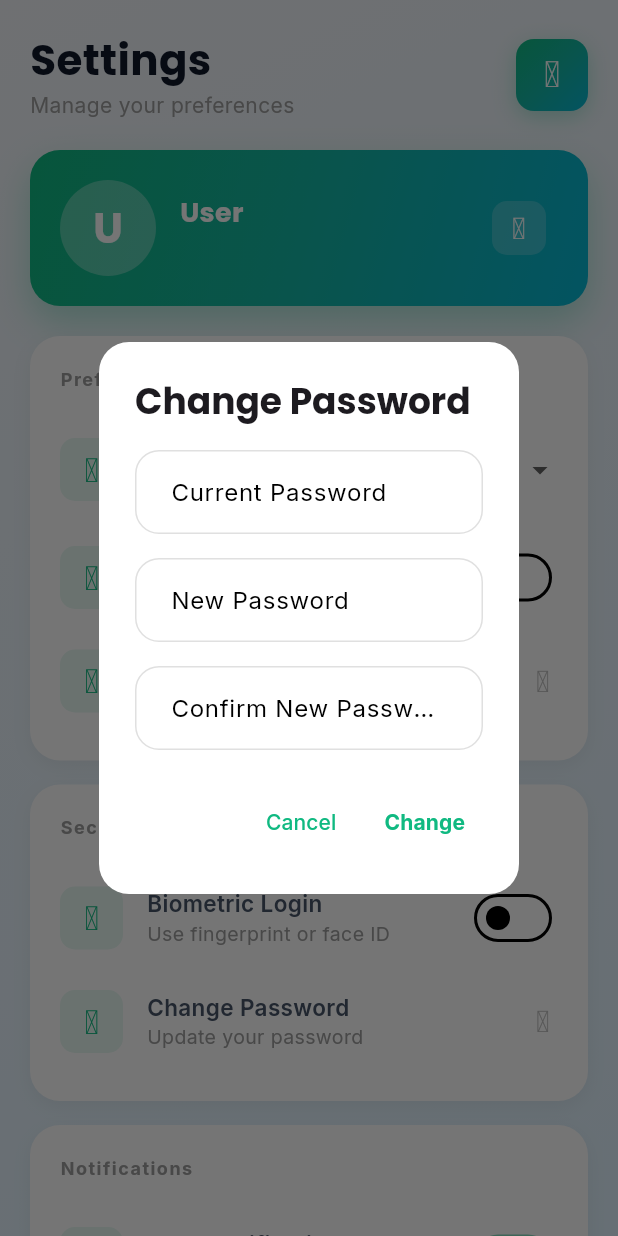
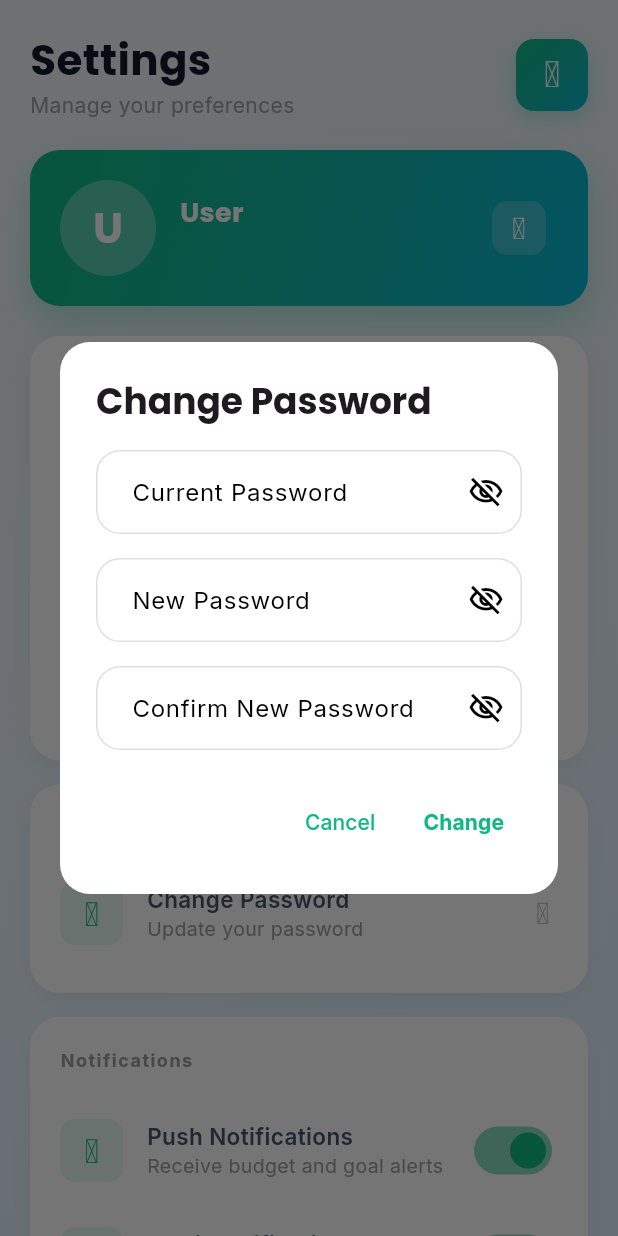
Before and after one commit to GDDDilshan/easymoney, a Flutter app: the SettingsScreen screen opened directly, after a tap on "Change Password", on a phone screen of 412 x 824 dp. Run offline on Flutter 3.47's test engine with Material 3 defaults, Android fonts, the phone set to English and light mode, and no system bars; drawn by our look-alikes of flutter_animate; our stand-ins replace cloud_firestore, firebase_auth, firebase_core, fl_chart, google_fonts, iconsax and 2 more; accounts and stored records are empty.

Commit message:
setting screen password reset error fix

```diff
--- a/lib/screens/settings/settings_screen.dart
+++ b/lib/screens/settings/settings_screen.dart
@@ -21,7 +21,6 @@ class SettingsScreen extends StatefulWidget {
 class _SettingsScreenState extends State<SettingsScreen> {
   String _selectedCurrency = 'USD';
   bool _notificationsEnabled = true;
-  bool _biometricEnabled = false;
 
   @override
   void initState() {
@@ -98,18 +97,6 @@ class _SettingsScreenState extends State<SettingsScreen> {
                 _buildSettingsSection(
                   'Security',
                   [
-                    _buildSettingItem(
-                      'Biometric Login',
-                      'Use fingerprint or face ID',
-                      Iconsax.finger_scan,
-                      trailing: Switch(
-                        value: _biometricEnabled,
-                        onChanged: (value) {
-                          setState(() => _biometricEnabled = value);
-                        },
-                        activeColor: AppTheme.primaryGreen,
-                      ),
-                    ),
                     _buildSettingItem(
                       'Change Password',
                       'Update your password',
@@ -496,7 +483,7 @@ class _SettingsScreenState extends State<SettingsScreen> {
                   displayName: newName,
                 );
                 await authProvider.updateUserProfile(updatedUser);
-                if (context.mounted) {
+                if (mounted) {
                   Navigator.pop(context);
                   Helpers.showSnackBar(context, 'Profile updated');
                 }
@@ -513,47 +500,100 @@ class _SettingsScreenState extends State<SettingsScreen> {
   }
 
   void _showChangePasswordDialog() {
+    final currentPasswordController = TextEditingController();
+    final newPasswordController = TextEditingController();
+    final confirmPasswordController = TextEditingController();
+    bool obscureCurrentPassword = true;
+    bool obscureNewPassword = true;
+    bool obscureConfirmPassword = true;
+
     showDialog(
       context: context,
-      builder: (context) => AlertDialog(
-        shape: RoundedRectangleBorder(borderRadius: BorderRadius.circular(20)),
+      builder: (context) => StatefulBuilder(
+        builder: (context, setState) => AlertDialog(
+          shape:
+              RoundedRectangleBorder(borderRadius: BorderRadius.circular(20)),
           title: Text(
             'Change Password',
             style: GoogleFonts.poppins(fontWeight: FontWeight.bold),
           ),
-        content: Column(
+          content: SingleChildScrollView(
+            child: Column(
               mainAxisSize: MainAxisSize.min,
               children: [
-            TextField(
-              obscureText: true,
+                // Current Password
+                TextFormField(
+                  controller: currentPasswordController,
+                  obscureText: obscureCurrentPassword,
                   decoration: InputDecoration(
                     labelText: 'Current Password',
+                    hintText: 'Enter your current password',
                     border: OutlineInputBorder(
                       borderRadius: BorderRadius.circular(12),
+                    ),
+                    suffixIcon: IconButton(
+                      icon: Icon(
+                        obscureCurrentPassword
+                            ? Icons.visibility_off_outlined
+                            : Icons.visibility_outlined,
+                      ),
+                      onPressed: () {
+                        setState(() =>
+                            obscureCurrentPassword = !obscureCurrentPassword);
+                      },
                     ),
                   ),
                 ),
                 const SizedBox(height: 16),
-            TextField(
-              obscureText: true,
+                // New Password
+                TextFormField(
+                  controller: newPasswordController,
+                  obscureText: obscureNewPassword,
                   decoration: InputDecoration(
                     labelText: 'New Password',
+                    hintText: 'Enter your new password',
                     border: OutlineInputBorder(
                       borderRadius: BorderRadius.circular(12),
+                    ),
+                    suffixIcon: IconButton(
+                      icon: Icon(
+                        obscureNewPassword
+                            ? Icons.visibility_off_outlined
+                            : Icons.visibility_outlined,
+                      ),
+                      onPressed: () {
+                        setState(
+                            () => obscureNewPassword = !obscureNewPassword);
+                      },
                     ),
                   ),
                 ),
                 const SizedBox(height: 16),
-            TextField(
-              obscureText: true,
+                // Confirm Password
+                TextFormField(
+                  controller: confirmPasswordController,
+                  obscureText: obscureConfirmPassword,
                   decoration: InputDecoration(
                     labelText: 'Confirm New Password',
+                    hintText: 'Confirm your new password',
                     border: OutlineInputBorder(
                       borderRadius: BorderRadius.circular(12),
+                    ),
+                    suffixIcon: IconButton(
+                      icon: Icon(
+                        obscureConfirmPassword
+                            ? Icons.visibility_off_outlined
+                            : Icons.visibility_outlined,
+                      ),
+                      onPressed: () {
+                        setState(() =>
+                            obscureConfirmPassword = !obscureConfirmPassword);
+                      },
                     ),
                   ),
                 ),
               ],
+            ),
           ),
           actions: [
             TextButton(
@@ -561,16 +601,67 @@ class _SettingsScreenState extends State<SettingsScreen> {
               child: Text('Cancel', style: GoogleFonts.inter()),
             ),
             TextButton(
-            onPressed: () {
+              onPressed: () async {
+                // Validation
+                if (currentPasswordController.text.isEmpty) {
+                  Helpers.showSnackBar(context, 'Please enter current password',
+                      isError: true);
+                  return;
+                }
+                if (newPasswordController.text.isEmpty) {
+                  Helpers.showSnackBar(context, 'Please enter new password',
+                      isError: true);
+                  return;
+                }
+                if (newPasswordController.text.length < 6) {
+                  Helpers.showSnackBar(
+                      context, 'Password must be at least 6 characters',
+                      isError: true);
+                  return;
+                }
+                if (newPasswordController.text !=
+                    confirmPasswordController.text) {
+                  Helpers.showSnackBar(context, 'Passwords do not match',
+                      isError: true);
+                  return;
+                }
+                if (currentPasswordController.text ==
+                    newPasswordController.text) {
+                  Helpers.showSnackBar(
+                      context, 'New password must be different from current',
+                      isError: true);
+                  return;
+                }
+
+                try {
+                  final authProvider =
+                      Provider.of<AuthProvider>(context, listen: false);
+                  await authProvider.changePassword(
+                    currentPassword: currentPasswordController.text,
+                    newPassword: newPasswordController.text,
+                  );
+
+                  if (mounted) {
                     Navigator.pop(context);
-              Helpers.showSnackBar(context, 'Password changed successfully');
+                    Helpers.showSnackBar(
+                        context, 'Password changed successfully');
+                  }
+                } catch (e) {
+                  if (mounted) {
+                    Helpers.showSnackBar(context, e.toString(), isError: true);
+                  }
+                }
               },
               child: Text(
                 'Change',
-              style: GoogleFonts.inter(fontWeight: FontWeight.bold),
+                style: GoogleFonts.inter(
+                  fontWeight: FontWeight.bold,
+                  color: AppTheme.primaryGreen,
+                ),
               ),
             ),
           ],
+        ),
       ),
     );
   }
--- a/lib/services/auth_service.dart
+++ b/lib/services/auth_service.dart
@@ -67,18 +67,54 @@ class AuthService {
     await _auth.signOut();
   }
 
-  // Reset password - FIXED
+  // Reset password - FIXED with email validation
   Future<void> resetPassword(String email) async {
     try {
       // Trim and validate email
       final trimmedEmail = email.trim().toLowerCase();
 
-      // Send password reset email
+      // Check if user exists with this email (will throw if not found)
       await _auth.sendPasswordResetEmail(email: trimmedEmail);
     } on FirebaseAuthException catch (e) {
+      if (e.code == 'user-not-found') {
+        throw 'No account found with this email address. Please check and try again.';
+      }
       throw _handleAuthException(e);
     } catch (e) {
-      throw 'Error sending password reset email: ${e.toString()}';
+      throw 'Error: ${e.toString()}';
+    }
+  }
+
+  // Change password
+  Future<void> changePassword({
+    required String currentPassword,
+    required String newPassword,
+  }) async {
+    try {
+      final user = _auth.currentUser;
+      if (user == null) {
+        throw 'No user is currently logged in';
+      }
+
+      // Re-authenticate user with current password
+      final credential = EmailAuthProvider.credential(
+        email: user.email!,
+        password: currentPassword,
+      );
+
+      await user.reauthenticateWithCredential(credential);
+
+      // Update password
+      await user.updatePassword(newPassword);
+    } on FirebaseAuthException catch (e) {
+      if (e.code == 'wrong-password') {
+        throw 'Current password is incorrect';
+      } else if (e.code == 'weak-password') {
+        throw 'New password is too weak. Please use a stronger password.';
+      }
+      throw _handleAuthException(e);
+    } catch (e) {
+      throw 'Error changing password: ${e.toString()}';
     }
   }
 
```
Also changed, not shown: lib/providers/auth_provider.dart (+19 -0 lines). Lines whose indentation alone changed are shown as unchanged.
